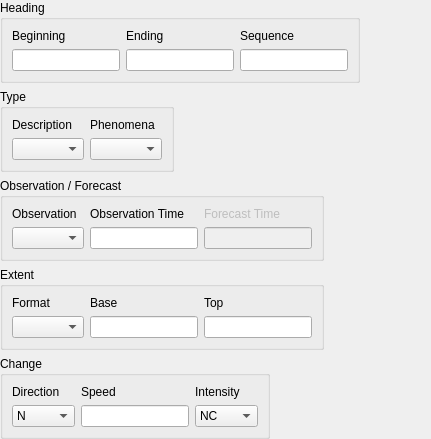
Above: tafor/components/ui/sigmet_general.ui from up1and/tafor before the change. Below: the same form after it.
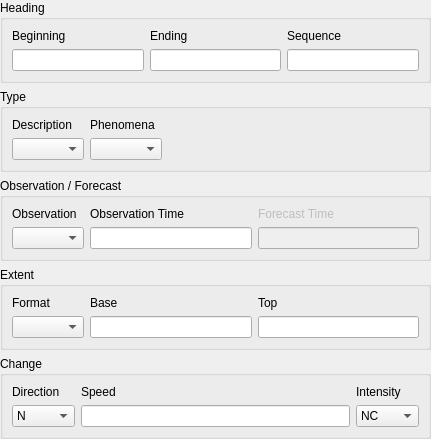
That is the form after the change.

Commit message: 微调 SIGMET 编辑器布局

The edit to the form file:
```diff
--- a/tafor/components/ui/sigmet_general.ui
+++ b/tafor/components/ui/sigmet_general.ui
@@ -28,12 +28,6 @@
    </property>
    <item>
     <widget class="QGroupBox" name="headingGroup">
-     <property name="sizePolicy">
-      <sizepolicy hsizetype="Fixed" vsizetype="Fixed">
-       <horstretch>0</horstretch>
-       <verstretch>0</verstretch>
-      </sizepolicy>
-     </property>
      <property name="title">
       <string>Heading</string>
      </property>
@@ -82,12 +76,6 @@
    </item>
    <item>
     <widget class="QGroupBox" name="typeGroup">
-     <property name="sizePolicy">
-      <sizepolicy hsizetype="Fixed" vsizetype="Fixed">
-       <horstretch>0</horstretch>
-       <verstretch>0</verstretch>
-      </sizepolicy>
-     </property>
      <property name="title">
       <string>Type</string>
      </property>
@@ -118,17 +106,24 @@
       <item row="1" column="1">
        <widget class="QComboBox" name="phenomena"/>
       </item>
+      <item row="1" column="2">
+       <spacer name="horizontalSpacer">
+        <property name="orientation">
+         <enum>Qt::Horizontal</enum>
+        </property>
+        <property name="sizeHint" stdset="0">
+         <size>
+          <width>0</width>
+          <height>20</height>
+         </size>
+        </property>
+       </spacer>
+      </item>
      </layout>
     </widget>
    </item>
    <item>
     <widget class="QGroupBox" name="obsFcstGroup">
-     <property name="sizePolicy">
-      <sizepolicy hsizetype="Fixed" vsizetype="Fixed">
-       <horstretch>0</horstretch>
-       <verstretch>0</verstretch>
-      </sizepolicy>
-     </property>
      <property name="title">
       <string>Observation / Forecast</string>
      </property>
@@ -184,12 +179,6 @@
    </item>
    <item>
     <widget class="QGroupBox" name="extentGroup">
-     <property name="sizePolicy">
-      <sizepolicy hsizetype="Fixed" vsizetype="Fixed">
-       <horstretch>0</horstretch>
-       <verstretch>0</verstretch>
-      </sizepolicy>
-     </property>
      <property name="title">
       <string>Extent</string>
      </property>
@@ -238,12 +227,6 @@
    </item>
    <item>
     <widget class="QGroupBox" name="changeGroup">
-     <property name="sizePolicy">
-      <sizepolicy hsizetype="Fixed" vsizetype="Fixed">
-       <horstretch>0</horstretch>
-       <verstretch>0</verstretch>
-      </sizepolicy>
-     </property>
      <property name="title">
       <string>Change</string>
      </property>
```
Left out of the diff: 38 changed lines with no effect on the pictures. The commit also changes 10 other files.
